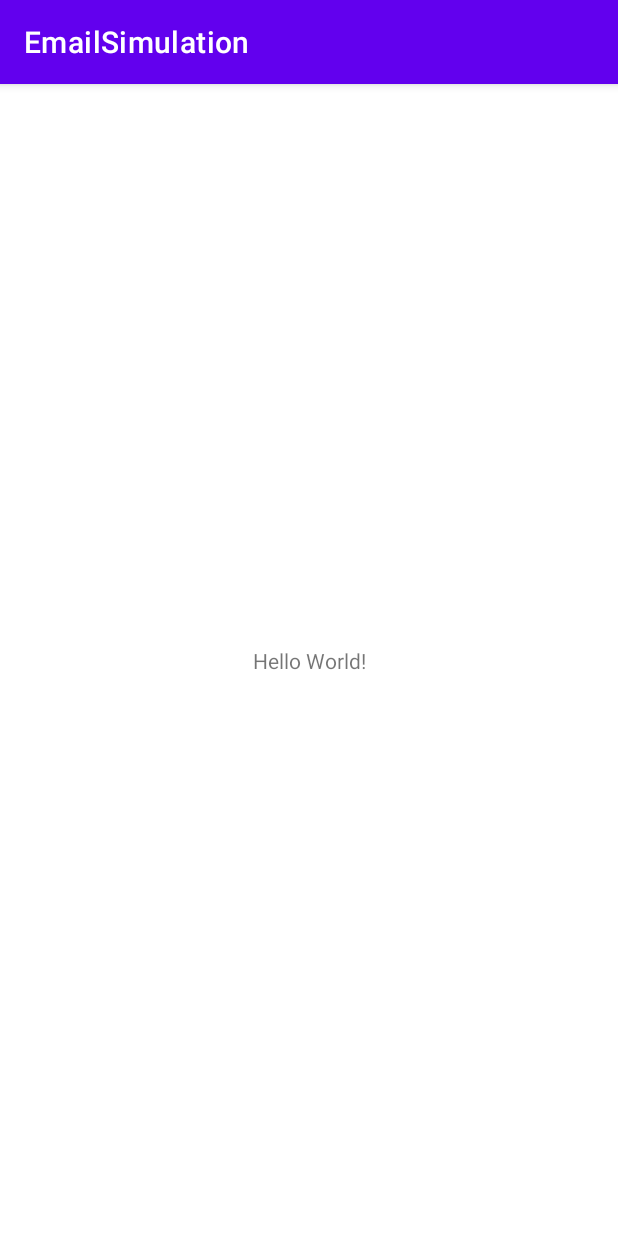
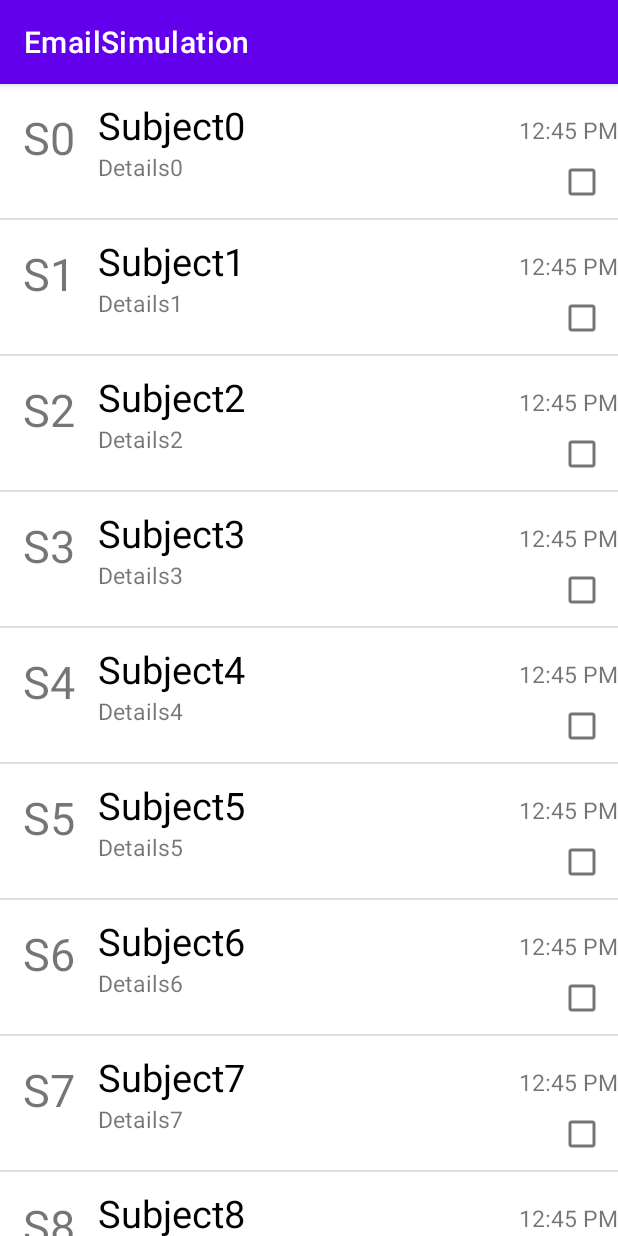
Before and after one commit to ducht2699/EmailSimulation, an Android app: the screen it shows after launch (MainActivity), on a phone screen of 412 x 824 dp. Run offline under Robolectric (Android 15) with nearby library versions, the phone set to English and light mode, and no system bars.

Commit message:
+ Add List view and temp data

```diff
--- /dev/null
+++ b/app/src/main/java/com/example/emailsimulation/CustomItemAdapter.java
@@ -0,0 +1,72 @@
+package com.example.emailsimulation;
+
+import android.content.Context;
+import android.view.LayoutInflater;
+import android.view.View;
+import android.view.ViewGroup;
+import android.widget.BaseAdapter;
+import android.widget.CheckBox;
+import android.widget.TextView;
+
+import androidx.recyclerview.widget.RecyclerView;
+
+import java.util.List;
+import java.util.zip.Inflater;
+
+public class CustomItemAdapter extends BaseAdapter {
+
+    Context context;
+    List<CustomItemEmail> itemEmailList;
+
+    public CustomItemAdapter(Context context, List<CustomItemEmail> itemEmailList) {
+        this.context = context;
+        this.itemEmailList = itemEmailList;
+    }
+
+    @Override
+    public int getCount() {
+        return itemEmailList.size();
+    }
+
+    @Override
+    public Object getItem(int position) {
+        return itemEmailList.get(position);
+    }
+
+    @Override
+    public long getItemId(int position) {
+        return position;
+    }
+
+    @Override
+    public View getView(int position, View convertView, ViewGroup parent) {
+        ViewHolder vh_Temp;
+
+        if (convertView == null) {
+            convertView = LayoutInflater.from(context).inflate(R.layout.email_item, parent, false);
+            vh_Temp = new ViewHolder();
+            vh_Temp.tv_Avatar = convertView.findViewById(R.id.tv_Avatar);
+            vh_Temp.tv_Subject = convertView.findViewById(R.id.tv_Subject);
+            vh_Temp.tv_Details = convertView.findViewById(R.id.tv_Details);
+            vh_Temp.tv_Time = convertView.findViewById(R.id.tv_Time);
+            vh_Temp.cb_Star = convertView.findViewById(R.id.cb_Star);
+            convertView.setTag(vh_Temp);
+        }
+        else
+            vh_Temp = (ViewHolder) convertView.getTag();
+
+        CustomItemEmail item = itemEmailList.get(position);
+        vh_Temp.cb_Star.setChecked(item.isChecked());
+        vh_Temp.tv_Details.setText(item.getDetails());
+        vh_Temp.tv_Subject.setText(item.getSubject());
+        vh_Temp.tv_Avatar.setText(item.getAvatar());
+        vh_Temp.tv_Time.setText(item.getTime());
+
+        return convertView;
+    }
+
+    private class ViewHolder {
+        TextView tv_Avatar, tv_Subject, tv_Details, tv_Time;
+        CheckBox cb_Star;
+    }
+}
--- /dev/null
+++ b/app/src/main/java/com/example/emailsimulation/CustomItemEmail.java
@@ -0,0 +1,57 @@
+package com.example.emailsimulation;
+
+import android.widget.CheckBox;
+import android.widget.TextView;
+
+public class CustomItemEmail {
+    String Avatar, Subject,  Details, Time;
+    boolean isChecked;
+
+    public CustomItemEmail(String avatar, String subject, String details, String time, boolean isChecked) {
+        Avatar = avatar;
+        Subject = subject;
+        Details = details;
+        Time = time;
+        this.isChecked = isChecked;
+    }
+
+    public String getAvatar() {
+        return Avatar;
+    }
+
+    public void setAvatar(String avatar) {
+        Avatar = avatar;
+    }
+
+    public String getSubject() {
+        return Subject;
+    }
+
+    public void setSubject(String subject) {
+        Subject = subject;
+    }
+
+    public String getDetails() {
+        return Details;
+    }
+
+    public void setDetails(String details) {
+        Details = details;
+    }
+
+    public String getTime() {
+        return Time;
+    }
+
+    public void setTime(String time) {
+        Time = time;
+    }
+
+    public boolean isChecked() {
+        return isChecked;
+    }
+
+    public void setChecked(boolean checked) {
+        isChecked = checked;
+    }
+}
--- a/app/src/main/java/com/example/emailsimulation/MainActivity.java
+++ b/app/src/main/java/com/example/emailsimulation/MainActivity.java
@@ -3,12 +3,29 @@ package com.example.emailsimulation;
 import androidx.appcompat.app.AppCompatActivity;
 
 import android.os.Bundle;
+import android.widget.ListView;
+
+import java.util.ArrayList;
+import java.util.List;
 
 public class MainActivity extends AppCompatActivity {
+
+    List<CustomItemEmail> itemEmailList;
+ListView lv_EmailList;
 
     @Override
     protected void onCreate(Bundle savedInstanceState) {
         super.onCreate(savedInstanceState);
         setContentView(R.layout.activity_main);
+
+        itemEmailList = new ArrayList<>();
+        for (int i = 0; i < 15; i++) {
+            itemEmailList.add(new CustomItemEmail("S" + i, "Subject" + i, "Details" + i, "12:45 PM", false));
+        }
+
+
+        CustomItemAdapter adapter = new CustomItemAdapter(this, itemEmailList);
+        lv_EmailList = findViewById(R.id.lv_EmailList);
+        lv_EmailList.setAdapter(adapter);
     }
 }
--- a/app/src/main/res/layout/activity_main.xml
+++ b/app/src/main/res/layout/activity_main.xml
@@ -6,13 +6,9 @@
     android:layout_height="match_parent"
     tools:context=".MainActivity">
 
-    <TextView
-        android:layout_width="wrap_content"
-        android:layout_height="wrap_content"
-        android:text="Hello World!"
-        app:layout_constraintBottom_toBottomOf="parent"
-        app:layout_constraintLeft_toLeftOf="parent"
-        app:layout_constraintRight_toRightOf="parent"
-        app:layout_constraintTop_toTopOf="parent" />
+    <ListView
+        android:layout_width="match_parent"
+        android:layout_height="match_parent"
+        android:id="@+id/lv_EmailList"/>
 
 </androidx.constraintlayout.widget.ConstraintLayout>
--- /dev/null
+++ b/app/src/main/res/layout/email_item.xml
@@ -0,0 +1,49 @@
+<?xml version="1.0" encoding="utf-8"?>
+<RelativeLayout
+    xmlns:android="http://schemas.android.com/apk/res/android" android:layout_width="match_parent"
+    android:layout_height="match_parent">
+
+    <TextView
+        android:layout_width="wrap_content"
+        android:layout_height="wrap_content"
+        android:id="@+id/tv_Avatar"
+        android:text="S"
+        android:textSize="30sp"
+        android:layout_margin="15dp"/>
+
+    <TextView
+        android:layout_width="wrap_content"
+        android:layout_height="wrap_content"
+        android:layout_marginTop="10dp"
+        android:text="Subject"
+        android:textSize="25sp"
+        android:id="@+id/tv_Subject"
+        android:textColor="@color/black"
+        android:layout_toRightOf="@+id/tv_Avatar"/>
+    <TextView
+        android:layout_width="300dp"
+        android:layout_height="wrap_content"
+        android:id="@+id/tv_Details"
+        android:text="DetailsDetailsDetailsDeDetailsDetailsDetailsDetailsDetailsDetailsDetailstailsDetailsDetailsDetailsDetails"
+        android:textSize="15sp"
+        android:layout_toRightOf="@+id/tv_Avatar"
+        android:layout_below="@+id/tv_Subject"
+        android:maxLines="2"
+        android:ellipsize="end"/>
+
+    <CheckBox
+        android:id="@+id/cb_Star"
+        android:layout_width="wrap_content"
+        android:layout_height="wrap_content"
+        android:layout_alignParentRight="true"
+        android:layout_below="@+id/tv_Time"/>
+
+    <TextView
+        android:id="@+id/tv_Time"
+        android:layout_width="wrap_content"
+        android:layout_height="wrap_content"
+        android:text="12:45PM"
+        android:textSize="15sp"
+        android:layout_marginTop="20dp"
+        android:layout_alignParentRight="true"/>
+</RelativeLayout>
```
